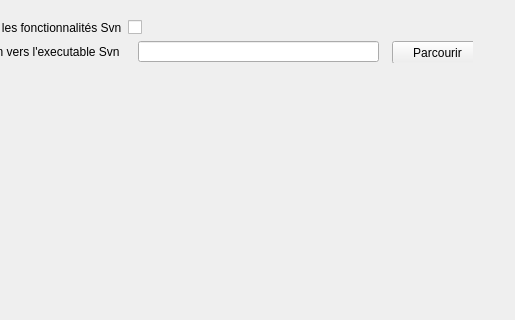
Old version of the form source/dialogconfig.ui in the repository Bramas/texiteasy; both pictures show x 238 to 753 and y 0 to 320 of the 753 by 467 pixel window.
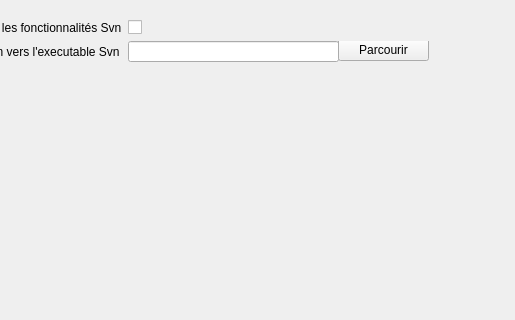
New version of the form. The open tabs and pages were chosen to show the change.

Commit message: unix compatibility

```diff
--- a/source/dialogconfig.ui
+++ b/source/dialogconfig.ui
@@ -437,7 +437,7 @@
       <rect>
        <x>0</x>
        <y>0</y>
-       <width>511</width>
+       <width>541</width>
        <height>391</height>
       </rect>
      </property>
@@ -453,16 +453,16 @@
        <widget class="QWidget" name="widget" native="true">
         <property name="minimumSize">
          <size>
-          <width>0</width>
+          <width>300</width>
           <height>22</height>
          </size>
         </property>
         <widget class="QLineEdit" name="lineEdit_svnPath">
          <property name="geometry">
           <rect>
-           <x>10</x>
+           <x>0</x>
            <y>0</y>
-           <width>241</width>
+           <width>211</width>
            <height>21</height>
           </rect>
          </property>
@@ -470,8 +470,8 @@
         <widget class="QPushButton" name="pushButton_svnPath">
          <property name="geometry">
           <rect>
-           <x>264</x>
-           <y>0</y>
+           <x>210</x>
+           <y>-3</y>
            <width>91</width>
            <height>23</height>
           </rect>
```
Left out of the diff: 2 changed lines with no effect on the pictures. The commit also changes 1 other file.
